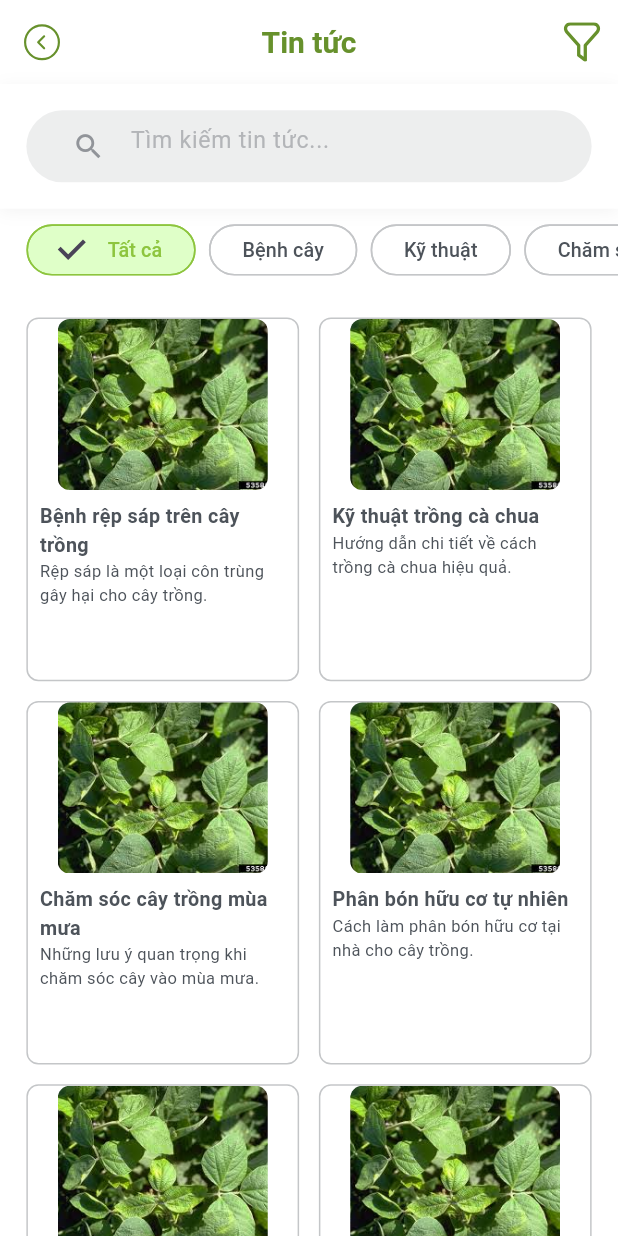
After one commit to NDHunq/SE505_Plantheon, a Flutter app: the Blogs screen opened directly, on a phone screen of 412 x 824 dp. The commit adds this screen. Run offline on Flutter 3.47's test engine with Material 3 defaults, Android fonts, the light colour scheme and no system bars; our stand-ins replace camera, flutter_bloc, flutter_html, flutter_screenutil, flutter_svg, geolocator and 2 more; missing offline and left inert: styled_divider.

Commit message:
feat: add news screen

```diff
--- a/lib/core/configs/assets/app_vectors.dart
+++ b/lib/core/configs/assets/app_vectors.dart
@@ -38,4 +38,5 @@ class AppVectors {
   static const String comment = '${basePath}comment$format';
   static const String postReport = '${basePath}post_report$format';
   static const String share = '${basePath}share$format';
+  static const String filter = '${basePath}filter$format';
 }
--- /dev/null
+++ b/lib/presentation/screens/blogs/blogs.dart
@@ -0,0 +1,449 @@
+import 'package:flutter/material.dart';
+import 'package:flutter_screenutil/flutter_screenutil.dart';
+import 'package:flutter_svg/flutter_svg.dart';
+import 'package:se501_plantheon/common/widgets/appbar/basic_appbar.dart';
+import 'package:se501_plantheon/core/configs/assets/app_vectors.dart';
+import 'package:se501_plantheon/core/configs/assets/app_text_styles.dart';
+import 'package:se501_plantheon/core/configs/theme/app_colors.dart';
+import 'package:se501_plantheon/presentation/screens/home/widgets/card/disease_card.dart';
+
+class Blogs extends StatefulWidget {
+  const Blogs({super.key});
+
+  @override
+  State<Blogs> createState() => _BlogsState();
+}
+
+class _BlogsState extends State<Blogs> {
+  final TextEditingController _searchController = TextEditingController();
+  String _selectedFilter = 'Tất cả';
+  String _selectedSort = 'Mới nhất';
+  String _tempSelectedSort = 'Mới nhất';
+
+  final List<String> _filterOptions = [
+    'Tất cả',
+    'Bệnh cây',
+    'Kỹ thuật',
+    'Chăm sóc',
+    'Tin nóng',
+  ];
+
+  // Sample data for blogs
+  final List<Map<String, String>> _blogPosts = [
+    {
+      'title': 'Bệnh rệp sáp trên cây trồng',
+      'description': 'Rệp sáp là một loại côn trùng gây hại cho cây trồng.',
+      'image': 'assets/images/plants.jpg',
+      'category': 'Bệnh cây',
+    },
+    {
+      'title': 'Kỹ thuật trồng cà chua',
+      'description': 'Hướng dẫn chi tiết về cách trồng cà chua hiệu quả.',
+      'image': 'assets/images/plants.jpg',
+      'category': 'Kỹ thuật',
+    },
+    {
+      'title': 'Chăm sóc cây trồng mùa mưa',
+      'description': 'Những lưu ý quan trọng khi chăm sóc cây vào mùa mưa.',
+      'image': 'assets/images/plants.jpg',
+      'category': 'Chăm sóc',
+    },
+    {
+      'title': 'Phân bón hữu cơ tự nhiên',
+      'description': 'Cách làm phân bón hữu cơ tại nhà cho cây trồng.',
+      'image': 'assets/images/plants.jpg',
+      'category': 'Kỹ thuật',
+    },
+    {
+      'title': 'Bệnh đốm lá trên cây ăn quả',
+      'description': 'Nhận biết và phòng trừ bệnh đốm lá hiệu quả.',
+      'image': 'assets/images/plants.jpg',
+      'category': 'Bệnh cây',
+    },
+    {
+      'title': 'Tin nóng: Hướng dẫn chăm sóc rau mùa đông',
+      'description': 'Các loại rau phù hợp trồng vào mùa đông.',
+      'image': 'assets/images/plants.jpg',
+      'category': 'Tin nóng',
+    },
+    {
+      'title': 'Phương pháp tưới nước hiệu quả',
+      'description': 'Kỹ thuật tưới nước đúng cách cho cây trồng.',
+      'image': 'assets/images/plants.jpg',
+      'category': 'Chăm sóc',
+    },
+    {
+      'title': 'Bệnh thối rễ và cách khắc phục',
+      'description': 'Nguyên nhân và giải pháp cho bệnh thối rễ cây.',
+      'image': 'assets/images/plants.jpg',
+      'category': 'Bệnh cây',
+    },
+  ];
+
+  @override
+  void dispose() {
+    _searchController.dispose();
+    super.dispose();
+  }
+
+  List<Map<String, String>> get _filteredPosts {
+    if (_selectedFilter == 'Tất cả') {
+      return _blogPosts;
+    }
+    return _blogPosts
+        .where((post) => post['category'] == _selectedFilter)
+        .toList();
+  }
+
+  @override
+  Widget build(BuildContext context) {
+    return Scaffold(
+      backgroundColor: AppColors.white,
+      appBar: BasicAppbar(
+        title: 'Tin tức',
+        actions: [
+          IconButton(
+            icon: SvgPicture.asset(
+              AppVectors.filter,
+              color: AppColors.primary_700,
+              height: 24.sp,
+              width: 24.sp,
+            ),
+            onPressed: () {
+              _showFilterBottomSheet(context);
+            },
+          ),
+        ],
+      ),
+      body: Column(
+        children: [
+          // Search Bar
+          Container(
+            padding: EdgeInsets.all(16.sp),
+            decoration: BoxDecoration(
+              color: AppColors.white,
+              boxShadow: [
+                BoxShadow(
+                  color: Colors.black.withOpacity(0.05),
+                  blurRadius: 8.sp,
+                  offset: Offset(0, 2.sp),
+                ),
+              ],
+            ),
+            child: Container(
+              padding: EdgeInsets.symmetric(horizontal: 16.sp),
+              decoration: BoxDecoration(
+                color: AppColors.text_color_50.withOpacity(0.3),
+                borderRadius: BorderRadius.circular(24.sp),
+              ),
+              child: TextField(
+                controller: _searchController,
+                decoration: InputDecoration(
+                  hintText: 'Tìm kiếm tin tức...',
+                  border: InputBorder.none,
+                  hintStyle: AppTextStyles.s14Regular(
+                    color: AppColors.text_color_100,
+                  ),
+                  prefixIcon: Icon(
+                    Icons.search,
+                    color: AppColors.text_color_200,
+                    size: 20.sp,
+                  ),
+                ),
+                style: AppTextStyles.s14Regular(),
+              ),
+            ),
+          ),
+
+          // Filter Chips
+          Container(
+            height: 50.sp,
+            padding: EdgeInsets.symmetric(vertical: 8.sp),
+            child: ListView.builder(
+              scrollDirection: Axis.horizontal,
+              padding: EdgeInsets.symmetric(horizontal: 16.sp),
+              itemCount: _filterOptions.length,
+              itemBuilder: (context, index) {
+                final filter = _filterOptions[index];
+                final isSelected = filter == _selectedFilter;
+                return Padding(
+                  padding: EdgeInsets.only(right: 8.sp),
+                  child: FilterChip(
+                    selected: isSelected,
+                    label: Text(
+                      filter,
+                      style: AppTextStyles.s12Medium(
+                        color: isSelected
+                            ? AppColors.primary_main
+                            : AppColors.text_color_400,
+                      ),
+                    ),
+                    onSelected: (selected) {
+                      setState(() {
+                        _selectedFilter = filter;
+                      });
+                    },
+                    backgroundColor: AppColors.white,
+                    selectedColor: AppColors.primary_50,
+                    side: BorderSide(
+                      color: isSelected
+                          ? AppColors.primary_main
+                          : AppColors.text_color_50,
+                      width: 1.sp,
+                    ),
+                    padding: EdgeInsets.symmetric(horizontal: 12.sp),
+                    shape: RoundedRectangleBorder(
+                      borderRadius: BorderRadius.circular(20.sp),
+                    ),
+                  ),
+                );
+              },
+            ),
+          ),
+
+          // Blog Grid
+          Expanded(
+            child: _filteredPosts.isEmpty
+                ? Center(
+                    child: Column(
+                      mainAxisAlignment: MainAxisAlignment.center,
+                      children: [
+                        Icon(
+                          Icons.article_outlined,
+                          size: 64.sp,
+                          color: AppColors.text_color_100,
+                        ),
+                        SizedBox(height: 16.sp),
+                        Text(
+                          'Không có bài viết nào',
+                          style: AppTextStyles.s16Medium(
+                            color: AppColors.text_color_200,
+                          ),
+                        ),
+                      ],
+                    ),
+                  )
+                : GridView.builder(
+                    padding: EdgeInsets.all(16.sp),
+                    gridDelegate: SliverGridDelegateWithFixedCrossAxisCount(
+                      crossAxisCount: 2,
+                      crossAxisSpacing: 12.sp,
+                      mainAxisSpacing: 12.sp,
+                      childAspectRatio: 0.75,
+                    ),
+                    itemCount: _filteredPosts.length,
+                    itemBuilder: (context, index) {
+                      final post = _filteredPosts[index];
+                      return DiseaseWarningCard(
+                        title: post['title']!,
+                        description: post['description']!,
+                        imagePath: post['image']!,
+                      );
+                    },
+                  ),
+          ),
+        ],
+      ),
+    );
+  }
+
+  void _showFilterBottomSheet(BuildContext context) {
+    _tempSelectedSort = _selectedSort;
+
+    showModalBottomSheet(
+      context: context,
+      backgroundColor: Colors.transparent,
+      builder: (BuildContext bottomSheetContext) {
+        return StatefulBuilder(
+          builder: (BuildContext context, StateSetter setModalState) {
+            return Container(
+              decoration: BoxDecoration(
+                color: AppColors.white,
+                borderRadius: BorderRadius.only(
+                  topLeft: Radius.circular(20.sp),
+                  topRight: Radius.circular(20.sp),
+                ),
+              ),
+              child: Padding(
+                padding: EdgeInsets.all(16.sp),
+                child: Column(
+                  mainAxisSize: MainAxisSize.min,
+                  children: [
+                    // Handle bar
+                    Container(
+                      margin: EdgeInsets.symmetric(vertical: 8.sp),
+                      width: 40.sp,
+                      height: 4.sp,
+                      decoration: BoxDecoration(
+                        color: AppColors.text_color_100,
+                        borderRadius: BorderRadius.circular(2.sp),
+                      ),
+                    ),
+
+                    // Header with title and clear button
+                    Row(
+                      mainAxisAlignment: MainAxisAlignment.spaceBetween,
+                      children: [
+                        Text(
+                          'Bộ lọc',
+                          style: AppTextStyles.s20Bold(
+                            color: AppColors.primary_main,
+                          ),
+                        ),
+                        TextButton(
+                          onPressed: () {
+                            setModalState(() {
+                              _tempSelectedSort = 'Mới nhất';
+                            });
+                          },
+                          child: Text(
+                            'Làm sạch',
+                            style: AppTextStyles.s14Medium(
+                              color: AppColors.primary_main,
+                            ),
+                          ),
+                        ),
+                      ],
+                    ),
+
+                    SizedBox(height: 16.sp),
+
+                    // Sort by section
+                    Align(
+                      alignment: Alignment.centerLeft,
+                      child: Text(
+                        'Sắp xếp theo',
+                        style: AppTextStyles.s16Bold(),
+                      ),
+                    ),
+
+                    SizedBox(height: 12.sp),
+
+                    // Sort buttons
+                    Row(
+                      children: [
+                        Expanded(
+                          child: _buildSortButton(
+                            'Mới nhất',
+                            _tempSelectedSort == 'Mới nhất',
+                            () {
+                              setModalState(() {
+                                _tempSelectedSort = 'Mới nhất';
+                              });
+                            },
+                          ),
+                        ),
+                        SizedBox(width: 8.sp),
+                        Expanded(
+                          child: _buildSortButton(
+                            'Cũ nhất',
+                            _tempSelectedSort == 'Cũ nhất',
+                            () {
+                              setModalState(() {
+                                _tempSelectedSort = 'Cũ nhất';
+                              });
+                            },
+                          ),
+                        ),
+                        SizedBox(width: 8.sp),
+                        Expanded(
+                          child: _buildSortButton(
+                            'Phổ biến nhất',
+                            _tempSelectedSort == 'Phổ biến nhất',
+                            () {
+                              setModalState(() {
+                                _tempSelectedSort = 'Phổ biến nhất';
+                              });
+                            },
+                          ),
+                        ),
+                      ],
+                    ),
+
+                    SizedBox(height: 24.sp),
+
+                    // Action buttons
+                    Row(
+                      children: [
+                        Expanded(
+                          child: OutlinedButton(
+                            onPressed: () {
+                              Navigator.pop(context);
+                            },
+                            style: OutlinedButton.styleFrom(
+                              padding: EdgeInsets.symmetric(vertical: 14.sp),
+                              side: BorderSide(
+                                color: AppColors.primary_main,
+                                width: 1.sp,
+                              ),
+                              shape: RoundedRectangleBorder(
+                                borderRadius: BorderRadius.circular(12.sp),
+                              ),
+                            ),
+                            child: Text(
+                              'Hủy bỏ',
+                              style: AppTextStyles.s16Medium(
+                                color: AppColors.primary_main,
+                              ),
+                            ),
+                          ),
+                        ),
+                        SizedBox(width: 12.sp),
+                        Expanded(
+                          child: ElevatedButton(
+                            onPressed: () {
+                              setState(() {
+                                _selectedSort = _tempSelectedSort;
+                              });
+                              Navigator.pop(context);
+                            },
+                            style: ElevatedButton.styleFrom(
+                              padding: EdgeInsets.symmetric(vertical: 14.sp),
+                              backgroundColor: AppColors.primary_main,
+                              shape: RoundedRectangleBorder(
+                                borderRadius: BorderRadius.circular(12.sp),
+                              ),
+                            ),
+                            child: Text(
+                              'Áp dụng',
+                              style: AppTextStyles.s16Bold(
+                                color: AppColors.white,
+                              ),
+                            ),
+                          ),
+                        ),
+                      ],
+                    ),
+
+                    SizedBox(height: 16.sp),
+                  ],
+                ),
+              ),
+            );
+          },
+        );
+      },
+    );
+  }
+
+  Widget _buildSortButton(String label, bool isSelected, VoidCallback onTap) {
+    return GestureDetector(
+      onTap: onTap,
+      child: Container(
+        padding: EdgeInsets.symmetric(vertical: 10.sp),
+        decoration: BoxDecoration(
+          color: isSelected ? AppColors.text_color_50 : AppColors.white,
+          borderRadius: BorderRadius.circular(8.sp),
+          border: Border.all(color: AppColors.text_color_50, width: 1.sp),
+        ),
+        child: Center(
+          child: Text(
+            label,
+            style: AppTextStyles.s12Medium(color: AppColors.text_color_400),
+            textAlign: TextAlign.center,
+          ),
+        ),
+      ),
+    );
+  }
+}
```
Also changed, not shown: lib/presentation/screens/home/sections/disease_warning_section.dart (+11 -4 lines), lib/presentation/screens/home/widgets/card/disease_card2.dart (added, +71 -0 lines), assets/vectors/filter.svg (added).
